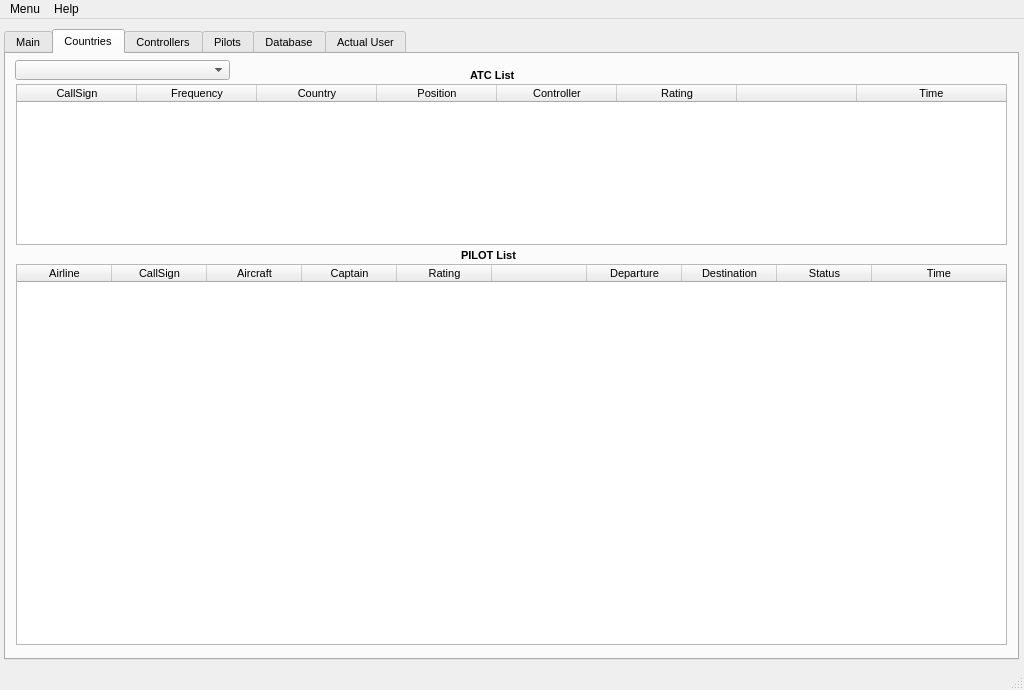
First picture: the form in QtUI/MainWindow_UI.ui, repository emper0r/IVAO-status, before the edit.
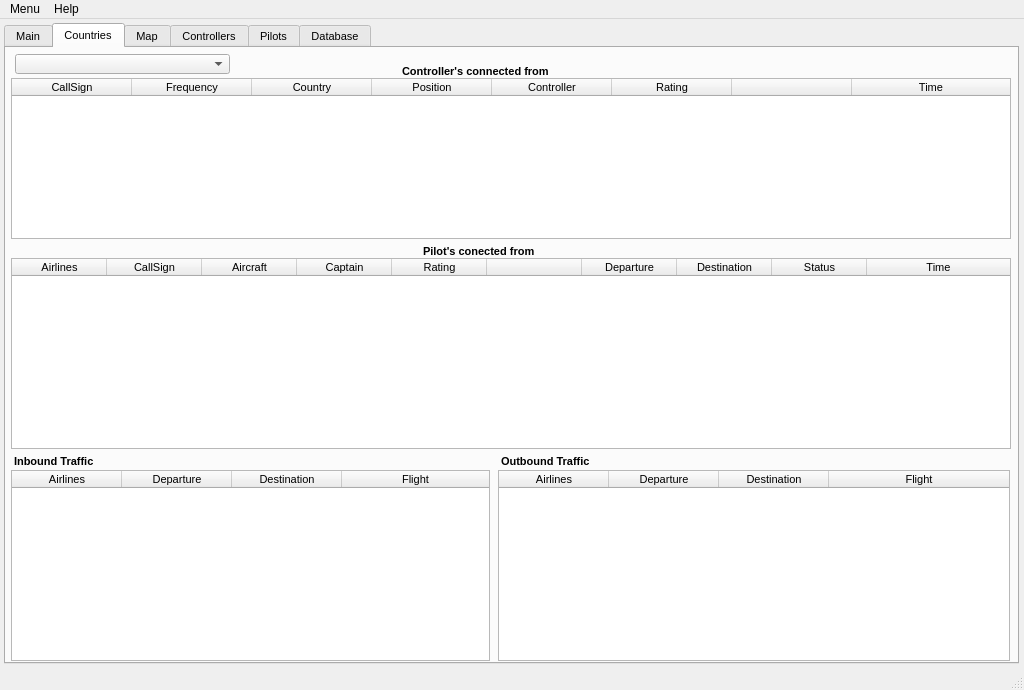
Second picture: the form after the edit. The open tabs and pages were chosen to show the change. Icons and pictures are not drawn.

```diff
--- a/QtUI/MainWindow_UI.ui
+++ b/QtUI/MainWindow_UI.ui
@@ -48,9 +48,9 @@
     <property name="geometry">
      <rect>
       <x>4</x>
-      <y>10</y>
+      <y>4</y>
       <width>1015</width>
-      <height>631</height>
+      <height>641</height>
      </rect>
     </property>
     <property name="font">
@@ -675,10 +675,10 @@
      <widget class="QLabel" name="atc_label">
       <property name="geometry">
        <rect>
-        <x>464</x>
+        <x>396</x>
         <y>13</y>
-        <width>61</width>
-        <height>16</height>
+        <width>191</width>
+        <height>20</height>
        </rect>
       </property>
       <property name="font">
@@ -691,16 +691,16 @@
        <cursorShape>PointingHandCursor</cursorShape>
       </property>
       <property name="text">
-       <string>ATC List</string>
+       <string>Controller's connected from</string>
       </property>
      </widget>
      <widget class="QLabel" name="pilot_list">
       <property name="geometry">
        <rect>
-        <x>455</x>
+        <x>417</x>
         <y>193</y>
-        <width>81</width>
-        <height>16</height>
+        <width>141</width>
+        <height>20</height>
        </rect>
       </property>
       <property name="font">
@@ -713,7 +713,7 @@
        <cursorShape>PointingHandCursor</cursorShape>
       </property>
       <property name="text">
-       <string>PILOT List</string>
+       <string>Pilot's conected from</string>
       </property>
      </widget>
      <widget class="QLabel" name="flagIcon">
@@ -735,9 +735,9 @@
      <widget class="QTableWidget" name="ATCtableWidget">
       <property name="geometry">
        <rect>
-        <x>10</x>
+        <x>5</x>
         <y>30</y>
-        <width>991</width>
+        <width>1000</width>
         <height>161</height>
        </rect>
       </property>
@@ -777,7 +777,7 @@
        <enum>Qt::DotLine</enum>
       </property>
       <property name="sortingEnabled">
-       <bool>false</bool>
+       <bool>true</bool>
       </property>
       <property name="wordWrap">
        <bool>false</bool>
@@ -847,10 +847,10 @@
      <widget class="QTableWidget" name="PilottableWidget">
       <property name="geometry">
        <rect>
-        <x>10</x>
+        <x>5</x>
         <y>210</y>
-        <width>991</width>
-        <height>381</height>
+        <width>1000</width>
+        <height>191</height>
        </rect>
       </property>
       <property name="font">
@@ -886,13 +886,13 @@
        <enum>QAbstractItemView::SelectRows</enum>
       </property>
       <property name="textElideMode">
-       <enum>Qt::ElideMiddle</enum>
+       <enum>Qt::ElideRight</enum>
       </property>
       <property name="gridStyle">
        <enum>Qt::DotLine</enum>
       </property>
       <property name="sortingEnabled">
-       <bool>false</bool>
+       <bool>true</bool>
       </property>
       <property name="wordWrap">
        <bool>false</bool>
@@ -920,7 +920,7 @@
       </attribute>
       <column>
        <property name="text">
-        <string>Airline</string>
+        <string>Airlines</string>
        </property>
       </column>
       <column>
@@ -969,6 +969,239 @@
        </property>
       </column>
      </widget>
+     <widget class="QLabel" name="Inbound_traffic">
+      <property name="geometry">
+       <rect>
+        <x>8</x>
+        <y>403</y>
+        <width>471</width>
+        <height>20</height>
+       </rect>
+      </property>
+      <property name="font">
+       <font>
+        <weight>75</weight>
+        <bold>true</bold>
+       </font>
+      </property>
+      <property name="text">
+       <string>Inbound Traffic</string>
+      </property>
+     </widget>
+     <widget class="QLabel" name="Outbound_traffic">
+      <property name="geometry">
+       <rect>
+        <x>495</x>
+        <y>403</y>
+        <width>341</width>
+        <height>20</height>
+       </rect>
+      </property>
+      <property name="font">
+       <font>
+        <weight>75</weight>
+        <bold>true</bold>
+       </font>
+      </property>
+      <property name="text">
+       <string>Outbound Traffic</string>
+      </property>
+     </widget>
+     <widget class="QTableWidget" name="InboundTableWidget">
+      <property name="geometry">
+       <rect>
+        <x>5</x>
+        <y>422</y>
+        <width>479</width>
+        <height>191</height>
+       </rect>
+      </property>
+      <property name="font">
+       <font>
+        <pointsize>8</pointsize>
+       </font>
+      </property>
+      <property name="cursor" stdset="0">
+       <cursorShape>PointingHandCursor</cursorShape>
+      </property>
+      <property name="autoFillBackground">
+       <bool>true</bool>
+      </property>
+      <property name="editTriggers">
+       <set>QAbstractItemView::NoEditTriggers</set>
+      </property>
+      <property name="tabKeyNavigation">
+       <bool>false</bool>
+      </property>
+      <property name="showDropIndicator" stdset="0">
+       <bool>false</bool>
+      </property>
+      <property name="dragDropOverwriteMode">
+       <bool>false</bool>
+      </property>
+      <property name="alternatingRowColors">
+       <bool>true</bool>
+      </property>
+      <property name="selectionMode">
+       <enum>QAbstractItemView::SingleSelection</enum>
+      </property>
+      <property name="selectionBehavior">
+       <enum>QAbstractItemView::SelectRows</enum>
+      </property>
+      <property name="textElideMode">
+       <enum>Qt::ElideMiddle</enum>
+      </property>
+      <property name="gridStyle">
+       <enum>Qt::DotLine</enum>
+      </property>
+      <property name="sortingEnabled">
+       <bool>true</bool>
+      </property>
+      <property name="wordWrap">
+       <bool>false</bool>
+      </property>
+      <attribute name="horizontalHeaderDefaultSectionSize">
+       <number>110</number>
+      </attribute>
+      <attribute name="horizontalHeaderHighlightSections">
+       <bool>true</bool>
+      </attribute>
+      <attribute name="horizontalHeaderMinimumSectionSize">
+       <number>110</number>
+      </attribute>
+      <attribute name="horizontalHeaderShowSortIndicator" stdset="0">
+       <bool>true</bool>
+      </attribute>
+      <attribute name="horizontalHeaderStretchLastSection">
+       <bool>true</bool>
+      </attribute>
+      <attribute name="verticalHeaderDefaultSectionSize">
+       <number>20</number>
+      </attribute>
+      <attribute name="verticalHeaderMinimumSectionSize">
+       <number>20</number>
+      </attribute>
+      <column>
+       <property name="text">
+        <string>Airlines</string>
+       </property>
+      </column>
+      <column>
+       <property name="text">
+        <string>Departure</string>
+       </property>
+      </column>
+      <column>
+       <property name="text">
+        <string>Destination</string>
+       </property>
+      </column>
+      <column>
+       <property name="text">
+        <string>Flight</string>
+       </property>
+      </column>
+     </widget>
+     <widget class="QTableWidget" name="OutboundTableWidget">
+      <property name="geometry">
+       <rect>
+        <x>492</x>
+        <y>422</y>
+        <width>512</width>
+        <height>191</height>
+       </rect>
+      </property>
+      <property name="font">
+       <font>
+        <pointsize>8</pointsize>
+       </font>
+      </property>
+      <property name="cursor" stdset="0">
+       <cursorShape>PointingHandCursor</cursorShape>
+      </property>
+      <property name="autoFillBackground">
+       <bool>true</bool>
+      </property>
+      <property name="editTriggers">
+       <set>QAbstractItemView::NoEditTriggers</set>
+      </property>
+      <property name="tabKeyNavigation">
+       <bool>false</bool>
+      </property>
+      <property name="showDropIndicator" stdset="0">
+       <bool>false</bool>
+      </property>
+      <property name="dragDropOverwriteMode">
+       <bool>false</bool>
+      </property>
+      <property name="alternatingRowColors">
+       <bool>true</bool>
+      </property>
+      <property name="selectionMode">
+       <enum>QAbstractItemView::SingleSelection</enum>
+      </property>
+      <property name="selectionBehavior">
+       <enum>QAbstractItemView::SelectRows</enum>
+      </property>
+      <property name="textElideMode">
+       <enum>Qt::ElideMiddle</enum>
+      </property>
+      <property name="gridStyle">
+       <enum>Qt::DotLine</enum>
+      </property>
+      <property name="sortingEnabled">
+       <bool>true</bool>
+      </property>
+      <property name="wordWrap">
+       <bool>false</bool>
+      </property>
+      <attribute name="horizontalHeaderDefaultSectionSize">
+       <number>110</number>
+      </attribute>
+      <attribute name="horizontalHeaderHighlightSections">
+       <bool>true</bool>
+      </attribute>
+      <attribute name="horizontalHeaderMinimumSectionSize">
+       <number>110</number>
+      </attribute>
+      <attribute name="horizontalHeaderShowSortIndicator" stdset="0">
+       <bool>true</bool>
+      </attribute>
+      <attribute name="horizontalHeaderStretchLastSection">
+       <bool>true</bool>
+      </attribute>
+      <attribute name="verticalHeaderDefaultSectionSize">
+       <number>20</number>
+      </attribute>
+      <attribute name="verticalHeaderMinimumSectionSize">
+       <number>20</number>
+      </attribute>
+      <column>
+       <property name="text">
+        <string>Airlines</string>
+       </property>
+      </column>
+      <column>
+       <property name="text">
+        <string>Departure</string>
+       </property>
+      </column>
+      <column>
+       <property name="text">
+        <string>Destination</string>
+       </property>
+      </column>
+      <column>
+       <property name="text">
+        <string>Flight</string>
+       </property>
+      </column>
+     </widget>
+    </widget>
+    <widget class="QWidget" name="map">
+     <attribute name="title">
+      <string>Map</string>
+     </attribute>
     </widget>
     <widget class="QWidget" name="controllers">
      <attribute name="title">
@@ -1362,167 +1595,6 @@
       </column>
      </widget>
     </widget>
-    <widget class="QWidget" name="actual_user">
-     <attribute name="title">
-      <string>Actual User</string>
-     </attribute>
-     <widget class="QTableView" name="InboundTableView">
-      <property name="geometry">
-       <rect>
-        <x>5</x>
-        <y>20</y>
-        <width>1001</width>
-        <height>193</height>
-       </rect>
-      </property>
-      <property name="cursor" stdset="0">
-       <cursorShape>PointingHandCursor</cursorShape>
-      </property>
-      <property name="editTriggers">
-       <set>QAbstractItemView::NoEditTriggers</set>
-      </property>
-      <property name="tabKeyNavigation">
-       <bool>false</bool>
-      </property>
-      <property name="showDropIndicator" stdset="0">
-       <bool>false</bool>
-      </property>
-      <property name="dragDropOverwriteMode">
-       <bool>false</bool>
-      </property>
-      <property name="alternatingRowColors">
-       <bool>true</bool>
-      </property>
-      <property name="selectionMode">
-       <enum>QAbstractItemView::SingleSelection</enum>
-      </property>
-      <property name="selectionBehavior">
-       <enum>QAbstractItemView::SelectRows</enum>
-      </property>
-      <property name="gridStyle">
-       <enum>Qt::DotLine</enum>
-      </property>
-      <property name="wordWrap">
-       <bool>false</bool>
-      </property>
-     </widget>
-     <widget class="QLabel" name="Inbound_traffic">
-      <property name="geometry">
-       <rect>
-        <x>435</x>
-        <y>4</y>
-        <width>111</width>
-        <height>20</height>
-       </rect>
-      </property>
-      <property name="font">
-       <font>
-        <weight>75</weight>
-        <bold>true</bold>
-       </font>
-      </property>
-      <property name="text">
-       <string>Inbound Traffic</string>
-      </property>
-     </widget>
-     <widget class="QTableView" name="OutboundTableView">
-      <property name="geometry">
-       <rect>
-        <x>5</x>
-        <y>227</y>
-        <width>1001</width>
-        <height>192</height>
-       </rect>
-      </property>
-      <property name="editTriggers">
-       <set>QAbstractItemView::NoEditTriggers</set>
-      </property>
-      <property name="selectionMode">
-       <enum>QAbstractItemView::SingleSelection</enum>
-      </property>
-      <property name="wordWrap">
-       <bool>false</bool>
-      </property>
-     </widget>
-     <widget class="QLabel" name="outbound_traffic">
-      <property name="geometry">
-       <rect>
-        <x>431</x>
-        <y>211</y>
-        <width>121</width>
-        <height>20</height>
-       </rect>
-      </property>
-      <property name="font">
-       <font>
-        <weight>75</weight>
-        <bold>true</bold>
-       </font>
-      </property>
-      <property name="text">
-       <string>Outbound Traffic</string>
-      </property>
-     </widget>
-     <widget class="QTableView" name="NearbyATCViewTable">
-      <property name="geometry">
-       <rect>
-        <x>5</x>
-        <y>440</y>
-        <width>1001</width>
-        <height>161</height>
-       </rect>
-      </property>
-      <property name="cursor" stdset="0">
-       <cursorShape>PointingHandCursor</cursorShape>
-      </property>
-      <property name="editTriggers">
-       <set>QAbstractItemView::NoEditTriggers</set>
-      </property>
-      <property name="tabKeyNavigation">
-       <bool>false</bool>
-      </property>
-      <property name="showDropIndicator" stdset="0">
-       <bool>false</bool>
-      </property>
-      <property name="dragDropOverwriteMode">
-       <bool>false</bool>
-      </property>
-      <property name="alternatingRowColors">
-       <bool>true</bool>
-      </property>
-      <property name="selectionMode">
-       <enum>QAbstractItemView::SingleSelection</enum>
-      </property>
-      <property name="selectionBehavior">
-       <enum>QAbstractItemView::SelectRows</enum>
-      </property>
-      <property name="gridStyle">
-       <enum>Qt::DotLine</enum>
-      </property>
-      <property name="wordWrap">
-       <bool>false</bool>
-      </property>
-     </widget>
-     <widget class="QLabel" name="nearby_controllers">
-      <property name="geometry">
-       <rect>
-        <x>434</x>
-        <y>419</y>
-        <width>111</width>
-        <height>20</height>
-       </rect>
-      </property>
-      <property name="font">
-       <font>
-        <weight>75</weight>
-        <bold>true</bold>
-       </font>
-      </property>
-      <property name="text">
-       <string>Nearby Controllers</string>
-      </property>
-     </widget>
-    </widget>
    </widget>
    <widget class="QLabel" name="logo_ivao">
     <property name="geometry">
```
Left out of the diff: 65 changed lines with no effect on the pictures.
